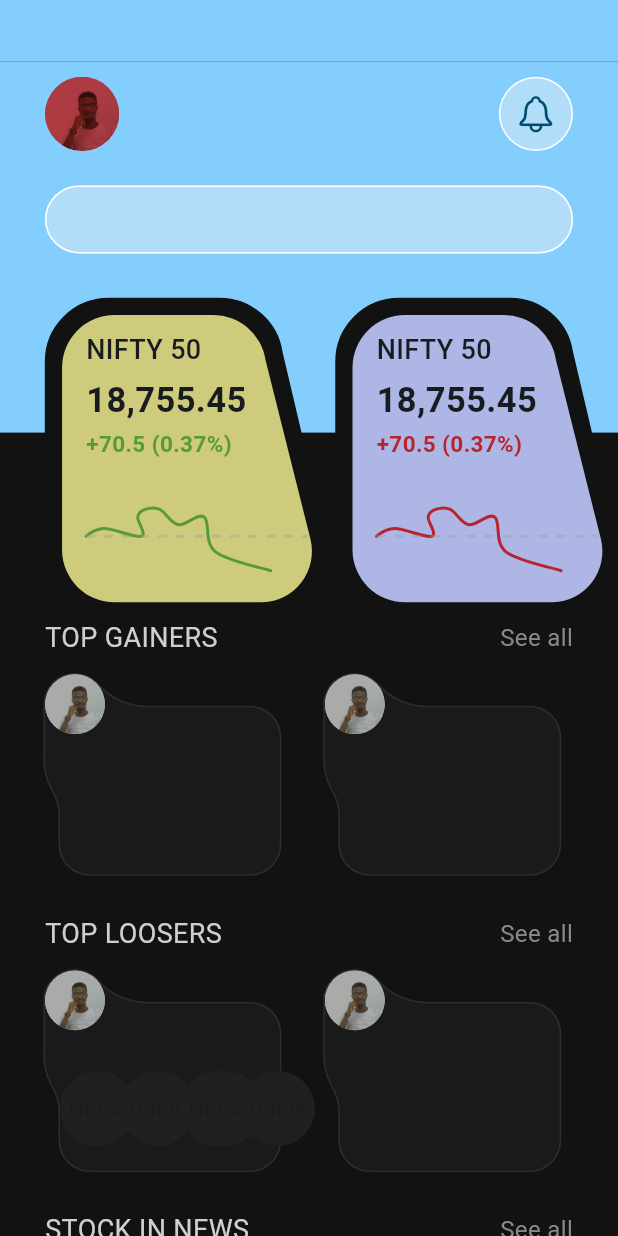
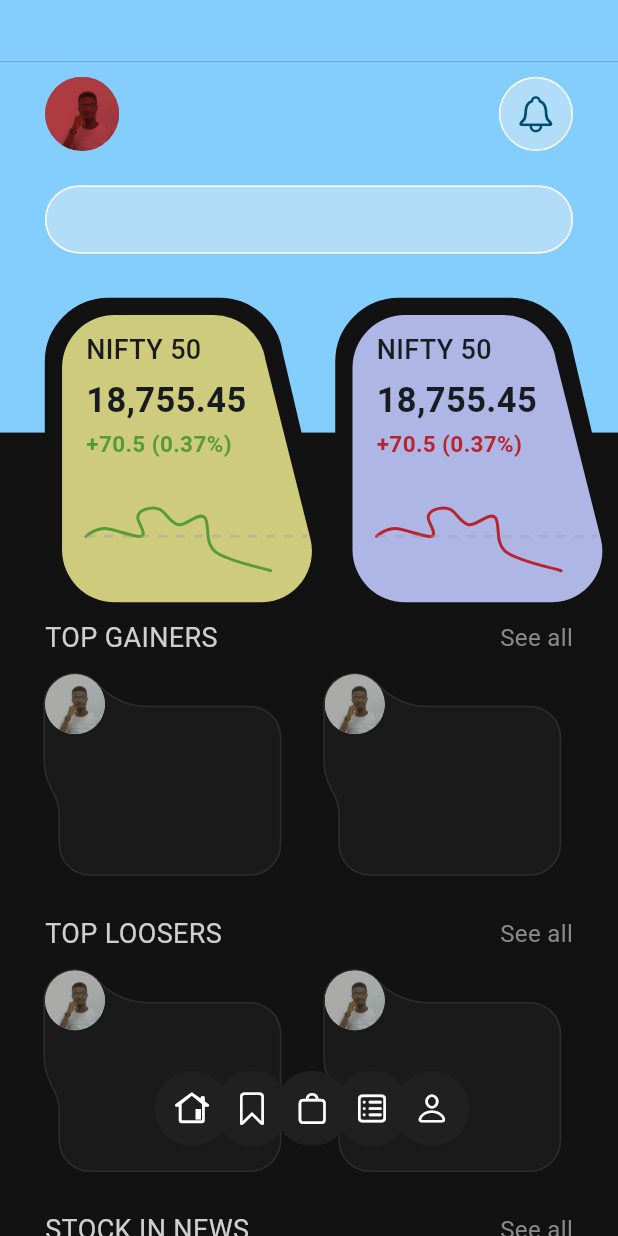
Before and after one commit to kenresoft/stockup_app, a Flutter app: the screen it shows after launch, on a phone screen of 412 x 824 dp. Run offline on Flutter 3.47's test engine with Material 3 defaults, Android fonts, the phone set to English and light mode, and no system bars; drawn by our look-alikes of fl_chart; missing offline and left inert: fontresoft.

Commit message:
Add nav icons. Fixed bug positioning items in the bar.

```diff
--- a/lib/ui/home.dart
+++ b/lib/ui/home.dart
@@ -220,66 +220,40 @@ class _HomeState extends State<Home> {
           /// Bottom Nav
           Positioned(
             bottom: 30,
-            width: 300,
-            child: Container(
+            width: width,
             height: 100,
+            left: width / 4,
             child: Stack(
               alignment: Alignment.center,
               children: [
-                  Positioned(
-                    bottom: 30,
-                    height: 50,
-                    width: 50,
-                    child: Container(
-                      decoration: BoxDecoration(color: const Color(0xff202020), borderRadius: BorderRadius.circular(35)),
-                      child: const Center(child: Text('Home')),
-                    ),
-                  ),
-                  Positioned(
-                    bottom: 30,
-                    height: 50,
-                    width: 50,
-                    left: 40,
-                    child: Container(
-                      decoration: BoxDecoration(color: const Color(0xff202020), borderRadius: BorderRadius.circular(35)),
-                      child: const Center(child: Text('Home')),
-                    ),
-                  ),
-                  Positioned(
-                    bottom: 30,
-                    height: 50,
-                    width: 50,
-                    left: 80,
-                    child: Container(
-                      decoration: BoxDecoration(color: const Color(0xff202020), borderRadius: BorderRadius.circular(35)),
-                      child: const Center(child: Text('Home')),
-                    ),
-                  ),
-                  Positioned(
-                    bottom: 30,
-                    height: 50,
-                    width: 50,
-                    left: 120,
-                    child: Container(
-                      decoration: BoxDecoration(color: const Color(0xff202020), borderRadius: BorderRadius.circular(35)),
-                      child: const Center(child: Text('Home')),
-                    ),
-                  ),
-                  Positioned(
-                    bottom: 30,
-                    height: 50,
-                    width: 50,
-                    left: 160,
-                    child: Container(
-                      decoration: BoxDecoration(color: const Color(0xff202020), borderRadius: BorderRadius.circular(35)),
-                      child: const Center(child: Text('Home')),
+                buildNavIcon(0, CupertinoIcons.house_alt),
+                buildNavIcon(40, CupertinoIcons.bookmark),
+                buildNavIcon(80, CupertinoIcons.bag),
+                buildNavIcon(120, CupertinoIcons.square_list),
+                buildNavIcon(160, CupertinoIcons.person),
+              ],
             ),
           ),
         ],
       ),
+    );
+  }
+
+  Widget buildNavIcon(double position, IconData iconData) {
+    return Positioned(
+      bottom: 30,
+      height: 50,
+      width: 50,
+      left: position,
+      child: Container(
+        decoration: BoxDecoration(
+          color: const Color(0xff202020),
+          borderRadius: BorderRadius.circular(35),
         ),
+        child: Icon(
+          iconData,
+          color: Colors.white,
         ),
-        ],
       ),
     );
   }
```
Lines whose indentation alone changed are shown as unchanged.
